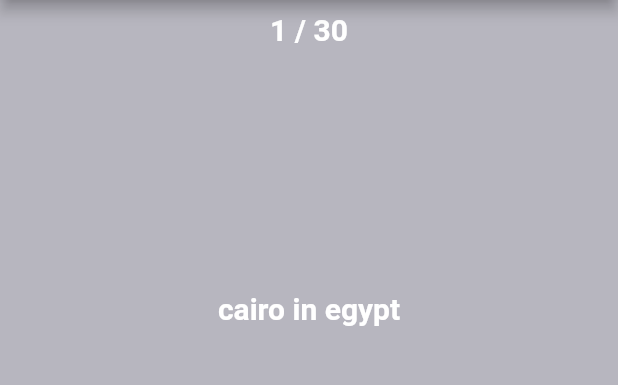
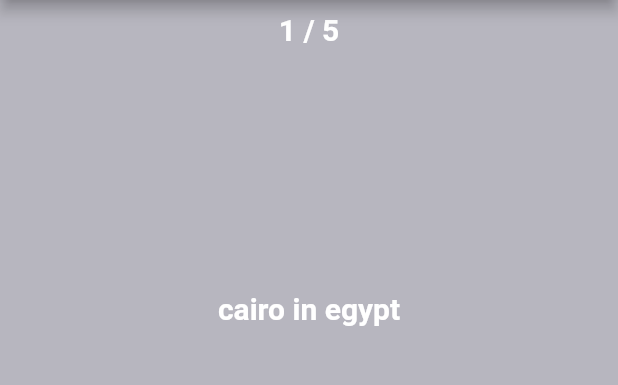
Before and after one commit to mahmoud-badwy/quizer, a Flutter app: the screen it shows after launch, on a phone screen of 412 x 824 dp, the part 84-469 px from its top. Run offline on Flutter 3.47's test engine with Material 2 defaults, Android fonts, the light colour scheme and no system bars.

Commit message:
finnish app

```diff
--- a/lib/data/question_module.dart
+++ b/lib/data/question_module.dart
@@ -13,29 +13,4 @@
   Question(q: 'cairo is egyption city', a: true),
   Question(q: 'alex in egypt', a: true),
   Question(q: 'alex in sodan', a: false),
-  Question(q: 'alex is egyption city', a: true),
-  Question(q: 'fayoum in egypt', a: true),
-  Question(q: 'fayoum in sodan', a: false),
-  Question(q: 'fayoum is egyption city', a: true),
-  Question(q: 'abohommos in egypt', a: true),
-  Question(q: 'abohommos in sodan', a: false),
-  Question(q: 'abohommos is egyption city', a: true),
-  Question(q: 'damanhour in egypt', a: true),
-  Question(q: 'damanhour in sodan', a: false),
-  Question(q: 'damanhour is egyption city', a: true),
-  Question(q: 'cairo in egypt', a: true),
-  Question(q: 'cairo in sodan', a: false),
-  Question(q: 'cairo is egyption city', a: true),
-  Question(q: 'alex in egypt', a: true),
-  Question(q: 'alex in sodan', a: false),
-  Question(q: 'alex is egyption city', a: true),
-  Question(q: 'fayoum in egypt', a: true),
-  Question(q: 'fayoum in sodan', a: false),
-  Question(q: 'fayoum is egyption city', a: true),
-  Question(q: 'abohommos in egypt', a: true),
-  Question(q: 'abohommos in sodan', a: false),
-  Question(q: 'abohommos is egyption city', a: true),
-  Question(q: 'damanhour in egypt', a: true),
-  Question(q: 'damanhour in sodan', a: false),
-  Question(q: 'damanhour is egyption city', a: true),
 ];
```
Also changed, not shown: lib/ui/pages/home.dart (+12 -1 lines).
